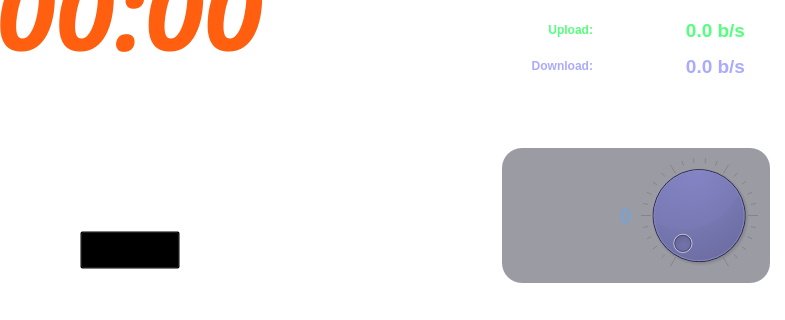
Before: the Qt Designer form widget_form.ui in neurotoxin78/QPanInfo, drawn with Qt 5; both pictures show x 239 to 1024 and y 280 to 600 of the 1024 by 600 pixel window.
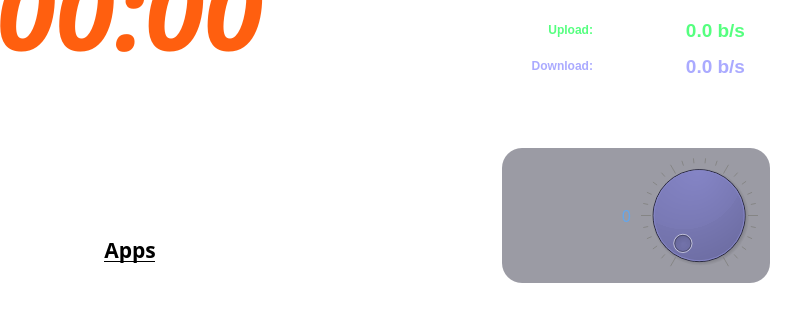
After: the same form once the commit is applied. Icons and pictures are not drawn.

Patch:
```diff
--- a/widget_form.ui
+++ b/widget_form.ui
@@ -103,13 +103,14 @@
             <property name="maximumSize">
              <size>
               <width>100</width>
-              <height>40</height>
+              <height>60</height>
              </size>
             </property>
             <property name="font">
              <font>
               <family>Roboto Mono for Powerline</family>
               <pointsize>16</pointsize>
+              <weight>75</weight>
               <bold>true</bold>
               <underline>true</underline>
              </font>
@@ -122,10 +123,19 @@
             </property>
             <property name="iconSize">
              <size>
-              <width>24</width>
-              <height>24</height>
+              <width>32</width>
+              <height>32</height>
              </size>
             </property>
+            <property name="autoDefault">
+             <bool>true</bool>
+            </property>
+            <property name="default">
+             <bool>true</bool>
+            </property>
+            <property name="flat">
+             <bool>true</bool>
+            </property>
            </widget>
           </item>
          </layout>
@@ -432,7 +442,8 @@
             <property name="font">
              <font>
               <family>Fira Mono for Powerline</family>
-              <pointsize>14</pointsize>
+              <pointsize>12</pointsize>
+              <weight>50</weight>
               <italic>false</italic>
               <bold>false</bold>
              </font>
```
Left out of the diff: 10 changed lines with no effect on the pictures.
